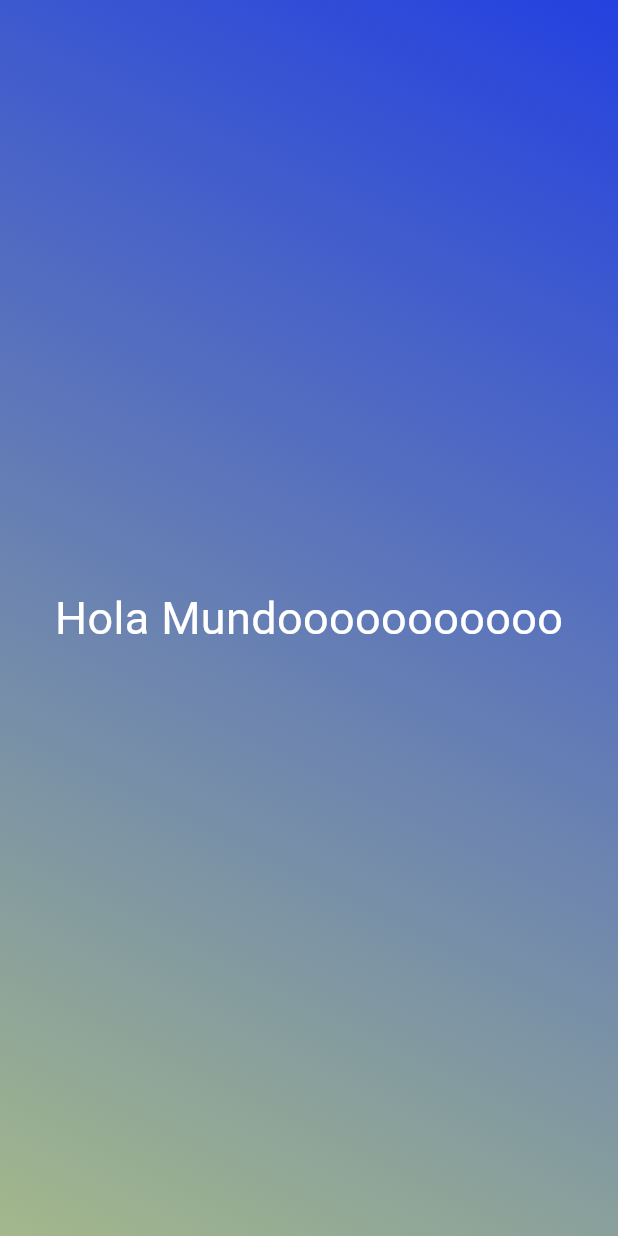
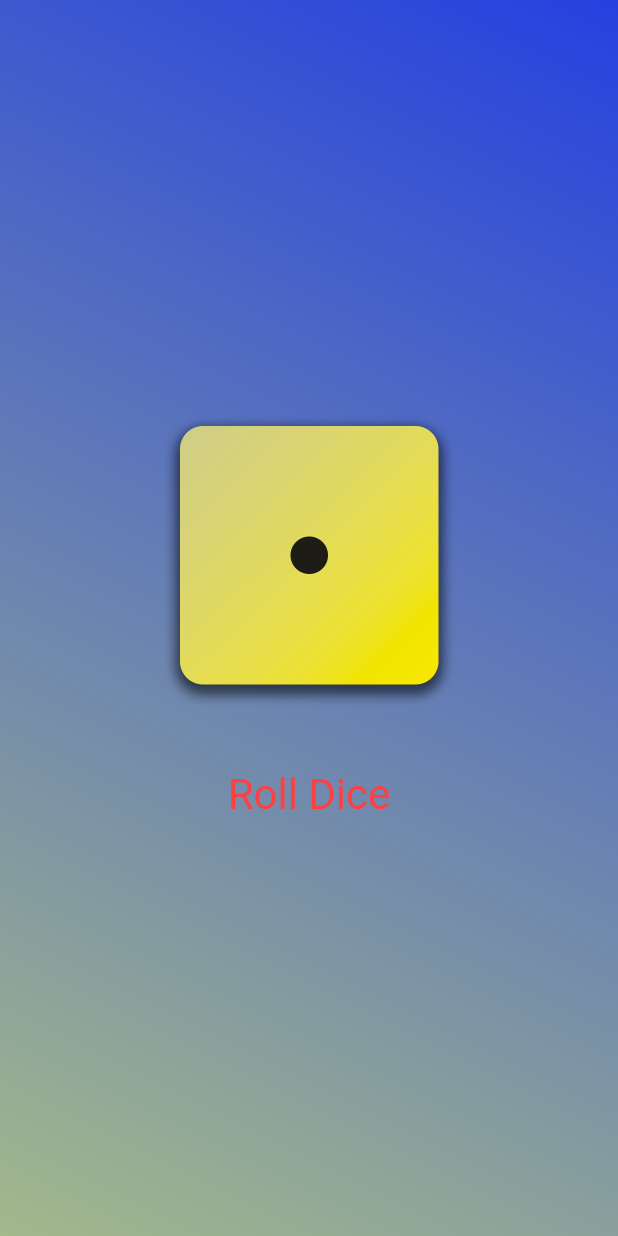
Before and after one commit to martinooliveri/primer_flutter, a Flutter app: the screen it shows after launch, on a phone screen of 412 x 824 dp. Run offline on Flutter 3.47's test engine with Material 3 defaults, Android fonts, the phone set to English and light mode, and no system bars.

Commit message:
dado basico

```diff
--- /dev/null
+++ b/lib/dice_roller.dart
@@ -0,0 +1,48 @@
+import 'package:flutter/material.dart';
+
+class DiceRoller extends StatefulWidget{
+  const DiceRoller({super.key});
+
+  @override
+  State<DiceRoller> createState() {
+    return _DiceRollerState();
+  }
+
+}
+
+
+class _DiceRollerState extends State<DiceRoller>{
+
+  var activeDiceImage = 'assets/images/dice-1.png';
+
+  void rollDice()
+  {
+    setState((){
+    activeDiceImage = 'assets/images/dice-4.png';
+
+    });
+  }
+  @override
+  Widget build(context)
+  {
+    return Column(
+          mainAxisSize: MainAxisSize.min,
+          children: [
+            Image.asset(activeDiceImage,
+              width: 200,
+            ),
+            const SizedBox(height: 35),
+            TextButton(
+              onPressed: rollDice,
+              style: TextButton.styleFrom(
+                foregroundColor: const Color.fromARGB(255, 255, 64, 64),
+                textStyle: const TextStyle(
+                  fontSize: 28,
+                ),
+              ),
+              child: const Text('Roll Dice'),
+            )
+          ],
+        );
+  }
+}
--- a/lib/gradiente.dart
+++ b/lib/gradiente.dart
@@ -1,5 +1,6 @@
 import 'package:flutter/material.dart';
-import 'package:primer_flutter/styled_text.dart';
+import 'package:primer_flutter/dice_roller.dart';
+
 
 var principioAlineacion = Alignment.topRight;
 var finAlineacion = Alignment.bottomLeft;
@@ -9,10 +10,12 @@ class Gradiente extends StatelessWidget {
 
   final List<Color> colors;
 
+  rollDice() {}
+
   @override
   Widget build(context) {
     return Container(
-      decoration:  BoxDecoration(
+      decoration: BoxDecoration(
         gradient: LinearGradient(
           colors: colors,
           begin: principioAlineacion,
@@ -20,9 +23,8 @@ class Gradiente extends StatelessWidget {
         ),
       ),
       child: const Center(
-        child: TextStyled('Hola Mundooooooooooo'),
-        ),
+        child: DiceRoller(),
+      ),
     );
-
   }
 }
```
Also changed, not shown: pubspec.yaml (+7 -7 lines).
